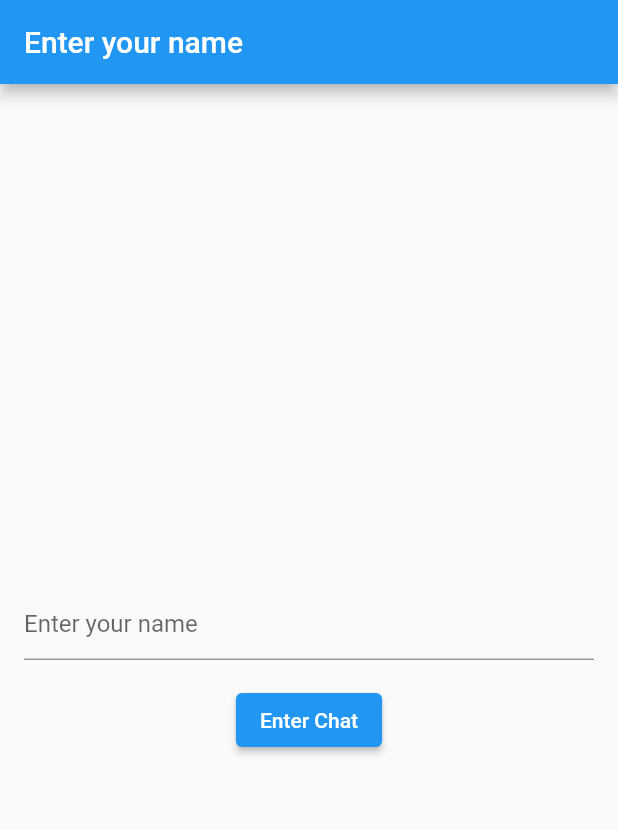
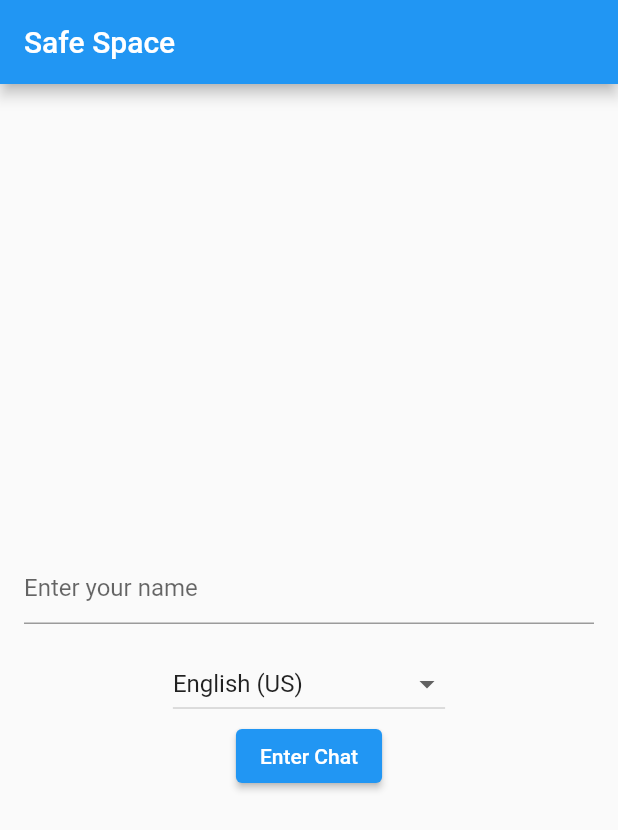
Before and after one commit to rohitNair21/outreachAppFInal, a Flutter app: the screen it shows after launch, on a phone screen of 412 x 824 dp. Shown: the top 830 px of the screen. Run offline on Flutter 3.47's test engine with Material 2 defaults, Android fonts, the light colour scheme and no system bars; our stand-ins replace cloud_firestore, firebase_core, html_unescape; accounts and stored records are empty.

Commit message:
Fixed language error, now translates properly.

```diff
--- a/lib/NamePage.dart
+++ b/lib/NamePage.dart
@@ -10,12 +10,70 @@ class NamePage extends StatefulWidget {
 
 class _NamePageState extends State<NamePage> {
   final TextEditingController _textController = TextEditingController();
+  String? _selectedLanguage = 'en';
+  final List<Map<String, String>> _languageList = [
+    {"name": "Amharic", "code": "am"},
+    {"name": "Arabic", "code": "ar"},
+    {"name": "Basque", "code": "eu"},
+    {"name": "Bengali", "code": "bn"},
+    {"name": "English (UK)", "code": "en-GB"},
+    {"name": "Portuguese (Brazil)", "code": "pt-BR"},
+    {"name": "Bulgarian", "code": "bg"},
+    {"name": "Catalan", "code": "ca"},
+    {"name": "Cherokee", "code": "chr"},
+    {"name": "Croatian", "code": "hr"},
+    {"name": "Czech", "code": "cs"},
+    {"name": "Danish", "code": "da"},
+    {"name": "Dutch", "code": "nl"},
+    {"name": "English (US)", "code": "en"},
+    {"name": "Estonian", "code": "et"},
+    {"name": "Filipino", "code": "fil"},
+    {"name": "Finnish", "code": "fi"},
+    {"name": "French", "code": "fr"},
+    {"name": "German", "code": "de"},
+    {"name": "Greek", "code": "el"},
+    {"name": "Gujarati", "code": "gu"},
+    {"name": "Hebrew", "code": "iw"},
+    {"name": "Hindi", "code": "hi"},
+    {"name": "Hungarian", "code": "hu"},
+    {"name": "Icelandic", "code": "is"},
+    {"name": "Indonesian", "code": "id"},
+    {"name": "Italian", "code": "it"},
+    {"name": "Japanese", "code": "ja"},
+    {"name": "Kannada", "code": "kn"},
+    {"name": "Korean", "code": "ko"},
+    {"name": "Latvian", "code": "lv"},
+    {"name": "Lithuanian", "code": "lt"},
+    {"name": "Malay", "code": "ms"},
+    {"name": "Malayalam", "code": "ml"},
+    {"name": "Marathi", "code": "mr"},
+    {"name": "Norwegian", "code": "no"},
+    {"name": "Polish", "code": "pl"},
+    {"name": "Portuguese (Portugal)", "code": "pt-PT"},
+    {"name": "Romanian", "code": "ro"},
+    {"name": "Russian", "code": "ru"},
+    {"name": "Serbian", "code": "sr"},
+    {"name": "Chinese (PRC)", "code": "zh-CN"},
+    {"name": "Slovak", "code": "sk"},
+    {"name": "Slovenian", "code": "sl"},
+    {"name": "Spanish", "code": "es"},
+    {"name": "Swahili", "code": "sw"},
+    {"name": "Swedish", "code": "sv"},
+    {"name": "Tamil", "code": "ta"},
+    {"name": "Telugu", "code": "te"},
+    {"name": "Thai", "code": "th"},
+    {"name": "Chinese (Taiwan)", "code": "zh-TW"},
+    {"name": "Turkish", "code": "tr"},
+    {"name": "Urdu", "code": "ur"},
+    {"name": "Ukrainian", "code": "uk"},
+    {"name": "Vietnamese", "code": "vi"}
+  ];
 
   @override
   Widget build(BuildContext context) {
     return Scaffold(
       appBar: AppBar(
-        title: Text('Enter your name'),
+        title: Text('Safe Space'),
       ),
       body: Column(
         mainAxisAlignment: MainAxisAlignment.center,
@@ -27,6 +85,20 @@ class _NamePageState extends State<NamePage> {
               decoration: InputDecoration(hintText: 'Enter your name'),
             ),
           ),
+          DropdownButton<String>(
+            value: _selectedLanguage,
+            onChanged: (String? newValue) {
+              setState(() {
+                _selectedLanguage = newValue;
+              });
+            },
+            items: _languageList.map((Map<String, String> language) {
+              return DropdownMenuItem<String>(
+                value: language['code'],
+                child: Text(language['name']!),
+              );
+            }).toList(),
+          ),
           ElevatedButton(
             child: Text('Enter Chat'),
             onPressed: () {
@@ -35,6 +107,7 @@ class _NamePageState extends State<NamePage> {
                 MaterialPageRoute(
                   builder: (context) => ChatPage(
                     username: _textController.text,
+                    selectedLanguage: _selectedLanguage!,
                   ),
                 ),
               );
--- a/pubspec.yaml
+++ b/pubspec.yaml
@@ -37,6 +37,8 @@ dependencies:
   # The following adds the Cupertino Icons font to your application.
   # Use with the CupertinoIcons class for iOS style icons.
   cupertino_icons: ^1.0.2
+  html_unescape: ^2.0.0
+  http: ^0.13.5
 
 dev_dependencies:
   flutter_test:
```
Also changed, not shown: lib/ChatPage.dart (+50 -11 lines), lib/TranslationAPI.dart (added, +21 -0 lines), pubspec.lock.
